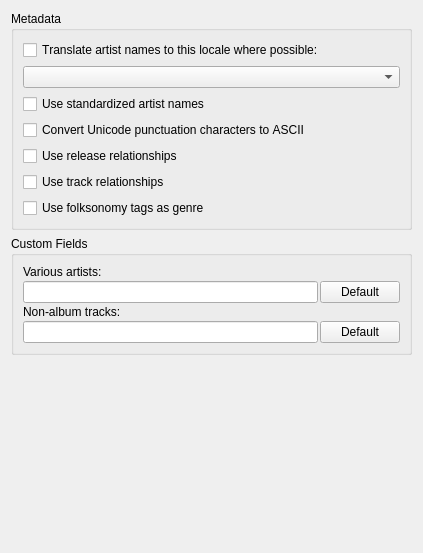
Old version of the form ui/options_metadata.ui in the repository metabrainz/picard.
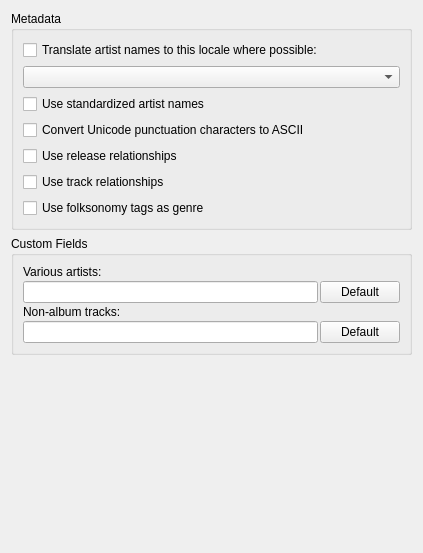
New version of the form.

Commit message: don't call setKerning, change groupbox names

Patch:
```diff
--- a/ui/options_metadata.ui
+++ b/ui/options_metadata.ui
@@ -25,11 +25,6 @@
        <height>135</height>
       </size>
      </property>
-     <property name="font">
-      <font>
-       <kerning>false</kerning>
-      </font>
-     </property>
      <property name="title">
       <string>Metadata</string>
      </property>
```
Left out of the diff: 4 changed lines with no effect on the pictures. The commit also changes 1 other file.
